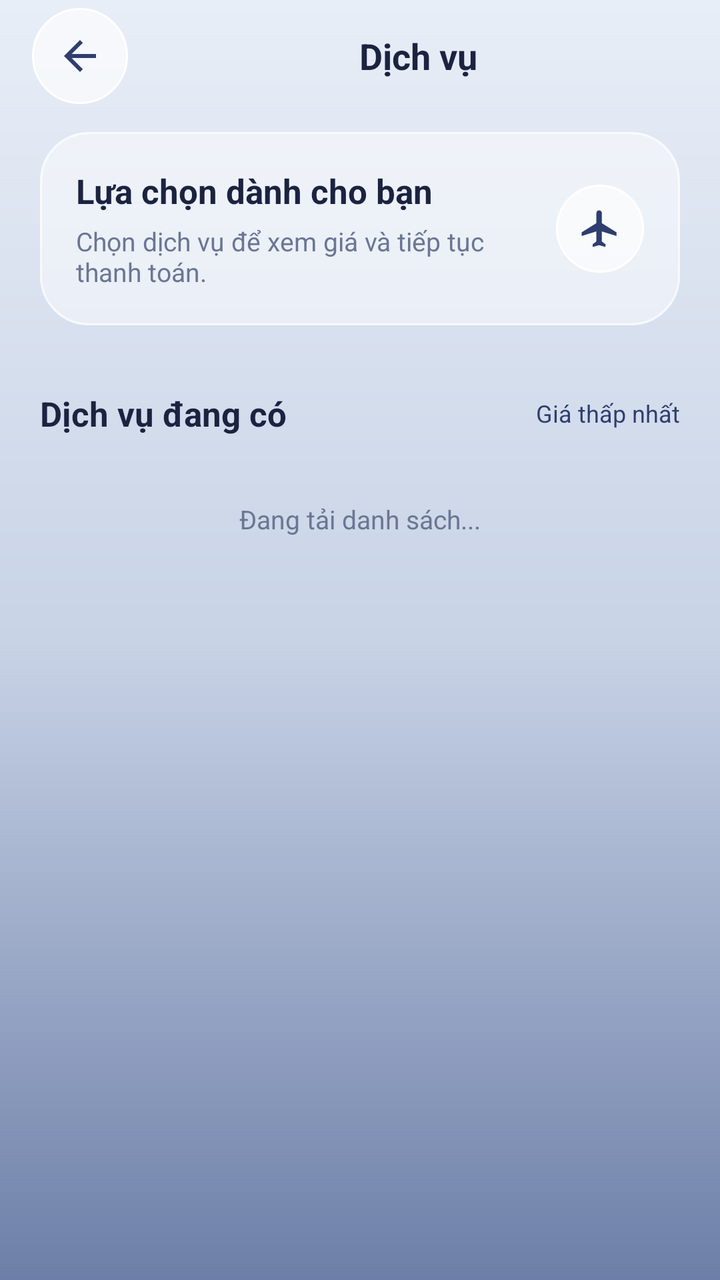
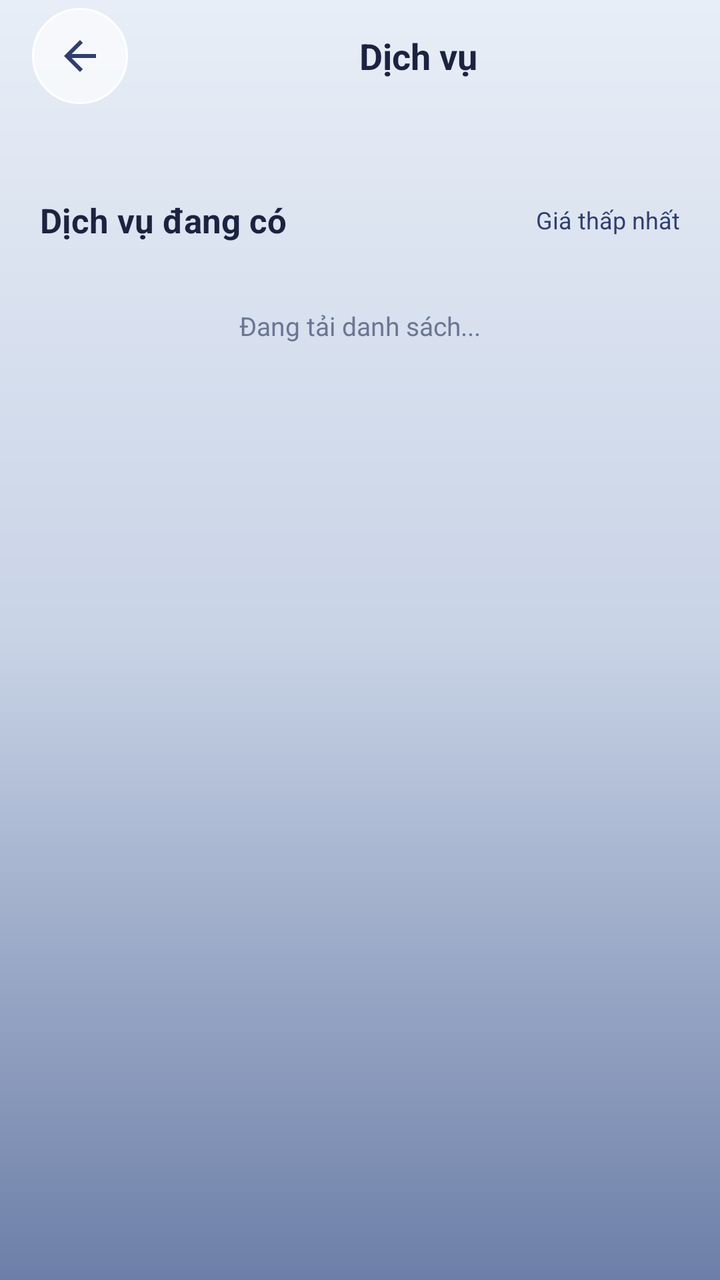

An Android layout rendered at two revisions. The XML below is the earlier revision; the diff shows what the commit changed to produce the second picture.
<!-- AndroidManifest.xml: application theme Theme.Final_term -->
<!-- res/layout/fragment_utility_catalog.xml -->
<?xml version="1.0" encoding="utf-8"?>
<LinearLayout xmlns:android="http://schemas.android.com/apk/res/android"
    xmlns:app="http://schemas.android.com/apk/res-auto"
    android:layout_width="match_parent"
    android:layout_height="match_parent"
    android:background="@drawable/background_gradient"
    android:orientation="vertical">

    <LinearLayout
        android:layout_width="match_parent"
        android:layout_height="56dp"
        android:gravity="center_vertical"
        android:orientation="horizontal"
        android:paddingHorizontal="16dp">

        <ImageButton
            android:id="@+id/back_button"
            android:layout_width="48dp"
            android:layout_height="48dp"
            android:background="@drawable/circle_action_button"
            android:contentDescription="Quay lại"
            android:padding="11dp"
            android:src="@drawable/ic_arrow_back"
            app:tint="@color/navy" />

        <TextView
            android:id="@+id/header_title"
            android:layout_width="0dp"
            android:layout_height="wrap_content"
            android:layout_marginStart="10dp"
            android:layout_weight="1"
            android:gravity="center"
            android:text="Dịch vụ"
            android:textColor="@color/ink"
            android:textSize="18sp"
            android:textStyle="bold" />

        <TextView
            android:id="@+id/my_bookings_button"
            android:layout_width="wrap_content"
            android:layout_height="36dp"
            android:background="@drawable/glass_pill_button"
            android:gravity="center"
            android:paddingHorizontal="12dp"
            android:text="Vé của tôi"
            android:textColor="@color/navy"
            android:textSize="12sp"
            android:textStyle="bold"
            android:visibility="gone" />
    </LinearLayout>

    <ScrollView
        android:id="@+id/scroll_content"
        android:layout_width="match_parent"
        android:layout_height="0dp"
        android:layout_weight="1"
        android:clipToPadding="false"
        android:fillViewport="true"
        android:paddingHorizontal="20dp"
        android:paddingTop="10dp"
        android:paddingBottom="112dp">

        <LinearLayout
            android:layout_width="match_parent"
            android:layout_height="wrap_content"
            android:orientation="vertical">

            <LinearLayout
                android:id="@+id/catalog_intro_card"
                android:layout_width="match_parent"
                android:layout_height="wrap_content"
                android:background="@drawable/glass_panel_card"
                android:gravity="center_vertical"
                android:orientation="horizontal"
                android:padding="18dp">

                <LinearLayout
                    android:layout_width="0dp"
                    android:layout_height="wrap_content"
                    android:layout_weight="1"
                    android:orientation="vertical">

                    <TextView
                        android:id="@+id/catalog_intro_title"
                        android:layout_width="match_parent"
                        android:layout_height="wrap_content"
                        android:text="Lựa chọn dành cho bạn"
                        android:textColor="@color/ink"
                        android:textSize="17sp"
                        android:textStyle="bold" />

                    <TextView
                        android:id="@+id/catalog_intro_subtitle"
                        android:layout_width="match_parent"
                        android:layout_height="wrap_content"
                        android:layout_marginTop="5dp"
                        android:text="Chọn dịch vụ để xem giá và tiếp tục thanh toán."
                        android:textColor="@color/ink_muted"
                        android:textSize="13sp" />
                </LinearLayout>

                <ImageView
                    android:id="@+id/catalog_icon"
                    android:layout_width="44dp"
                    android:layout_height="44dp"
                    android:background="@drawable/circle_action_button"
                    android:contentDescription=""
                    android:padding="11dp"
                    android:src="@drawable/ic_flight"
                    app:tint="@color/navy" />
            </LinearLayout>

            <LinearLayout
                android:id="@+id/flight_search_panel"
                android:layout_width="match_parent"
                android:layout_height="wrap_content"
                android:layout_marginTop="14dp"
                android:background="@drawable/glass_panel_card"
                android:orientation="vertical"
                android:padding="16dp"
                android:visibility="gone">

                <TextView
                    android:layout_width="wrap_content"
                    android:layout_height="wrap_content"
                    android:background="@drawable/navy_button_pill"
                    android:paddingHorizontal="12dp"
                    android:paddingVertical="7dp"
                    android:text="Một chiều"
                    android:textColor="@color/white"
                    android:textSize="12sp"
                    android:textStyle="bold" />

                <LinearLayout
                    android:layout_width="match_parent"
                    android:layout_height="wrap_content"
                    android:layout_marginTop="12dp"
                    android:gravity="center_vertical"
                    android:orientation="horizontal">

                    <LinearLayout
                        android:layout_width="0dp"
                        android:layout_height="wrap_content"
                        android:layout_weight="1"
                        android:background="@drawable/input_glass_field"
                        android:orientation="vertical"
                        android:padding="12dp">
                        <TextView android:layout_width="wrap_content" android:layout_height="wrap_content"
                            android:text="Điểm đi" android:textColor="@color/ink_muted" android:textSize="11sp" />
                        <TextView android:id="@+id/flight_origin_city" android:layout_width="match_parent"
                            android:layout_height="wrap_content" android:layout_marginTop="3dp"
                            android:text="TP. Hồ Chí Minh" android:textColor="@color/ink" android:textSize="13sp"
                            android:textStyle="bold" />
                        <TextView android:id="@+id/flight_origin_code" android:layout_width="wrap_content"
                            android:layout_height="wrap_content" android:layout_marginTop="2dp"
                            android:text="SGN" android:textColor="@color/navy" android:textSize="19sp"
                            android:textStyle="bold" />
                    </LinearLayout>

                    <ImageButton
                        android:id="@+id/route_swap_button"
                        android:layout_width="48dp"
                        android:layout_height="48dp"
                        android:background="@drawable/circle_action_button"
                        android:contentDescription="Đổi hướng chuyến bay"
                        android:padding="13dp"
                        android:src="@drawable/ic_swap_horizontal"
                        app:tint="@color/navy" />

                    <LinearLayout
                        android:layout_width="0dp"
                        android:layout_height="wrap_content"
                        android:layout_weight="1"
                        android:background="@drawable/input_glass_field"
                        android:gravity="end"
                        android:orientation="vertical"
                        android:padding="12dp">
                        <TextView android:layout_width="wrap_content" android:layout_height="wrap_content"
                            android:text="Điểm đến" android:textColor="@color/ink_muted" android:textSize="11sp" />
                        <TextView android:id="@+id/flight_destination_city" android:layout_width="match_parent"
                            android:layout_height="wrap_content" android:layout_marginTop="3dp"
                            android:gravity="end" android:text="Hà Nội" android:textColor="@color/ink"
                            android:textSize="13sp" android:textStyle="bold" />
                        <TextView android:id="@+id/flight_destination_code" android:layout_width="wrap_content"
                            android:layout_height="wrap_content" android:layout_marginTop="2dp"
                            android:text="HAN" android:textColor="@color/navy" android:textSize="19sp"
                            android:textStyle="bold" />
                    </LinearLayout>
                </LinearLayout>

                <LinearLayout
                    android:layout_width="match_parent"
                    android:layout_height="wrap_content"
                    android:layout_marginTop="10dp"
                    android:orientation="horizontal">
                    <TextView android:layout_width="0dp" android:layout_height="wrap_content" android:layout_weight="1"
                        android:background="@drawable/glass_pill_button" android:gravity="center" android:padding="8dp"
                        android:text="Ngày bay\nLinh hoạt" android:textColor="@color/ink_muted" android:textSize="11sp" />
                    <TextView android:layout_width="0dp" android:layout_height="wrap_content" android:layout_weight="1"
                        android:layout_marginStart="6dp" android:background="@drawable/glass_pill_button"
                        android:gravity="center" android:padding="8dp" android:text="Hành khách\n1 người lớn"
                        android:textColor="@color/ink_muted" android:textSize="11sp" />
                    <TextView android:layout_width="0dp" android:layout_height="wrap_content" android:layout_weight="1"
                        android:layout_marginStart="6dp" android:background="@drawable/glass_pill_button"
                        android:gravity="center" android:padding="8dp" android:text="Hạng ghế\nPhổ thông"
                        android:textColor="@color/ink_muted" android:textSize="11sp" />
                </LinearLayout>

                <TextView
                    android:layout_width="match_parent"
                    android:layout_height="wrap_content"
                    android:layout_marginTop="8dp"
                    android:text="Hành khách và hạng ghế là thông tin minh họa."
                    android:textColor="@color/ink_muted"
                    android:textSize="12sp" />

                <com.google.android.material.button.MaterialButton
                    android:id="@+id/search_flights_button"
                    android:layout_width="match_parent"
                    android:layout_height="48dp"
                    android:layout_marginTop="12dp"
                    android:backgroundTint="@color/navy"
                    android:text="Tìm chuyến bay"
                    android:textColor="@color/white"
                    app:cornerRadius="18dp" />
            </LinearLayout>

            <LinearLayout
                android:id="@+id/flight_results_header"
                android:layout_width="match_parent"
                android:layout_height="wrap_content"
                android:layout_marginTop="20dp"
                android:gravity="center_vertical"
                android:orientation="horizontal">

                <TextView
                    android:id="@+id/catalog_section_title"
                    android:layout_width="0dp"
                    android:layout_height="wrap_content"
                    android:layout_weight="1"
                    android:text="Dịch vụ đang có"
                    android:textColor="@color/ink"
                    android:textSize="17sp"
                    android:textStyle="bold" />

                <TextView
                    android:id="@+id/catalog_count"
                    android:layout_width="wrap_content"
                    android:layout_height="wrap_content"
                    android:textColor="@color/ink_muted"
                    android:textSize="12sp" />

                <TextView
                    android:id="@+id/filter_button"
                    android:layout_width="wrap_content"
                    android:layout_height="48dp"
                    android:gravity="center_vertical"
                    android:paddingStart="12dp"
                    android:text="Giá thấp nhất"
                    android:textColor="@color/navy"
                    android:textSize="12sp" />
            </LinearLayout>

            <TextView
                android:id="@+id/status_text"
                android:layout_width="match_parent"
                android:layout_height="wrap_content"
                android:layout_marginTop="8dp"
                android:gravity="center"
                android:padding="12dp"
                android:text="Đang tải danh sách..."
                android:textColor="@color/ink_muted"
                android:textSize="13sp" />

            <LinearLayout
                android:id="@+id/product_list"
                android:layout_width="match_parent"
                android:layout_height="wrap_content"
                android:layout_marginTop="4dp"
                android:orientation="vertical" />

            <View android:layout_width="match_parent" android:layout_height="24dp" />
        </LinearLayout>
    </ScrollView>

    <LinearLayout
        android:id="@+id/movie_bottom_bar"
        android:layout_width="match_parent"
        android:layout_height="wrap_content"
        android:layout_marginHorizontal="20dp"
        android:layout_marginBottom="96dp"
        android:background="@drawable/glass_panel_card"
        android:gravity="center_vertical"
        android:orientation="horizontal"
        android:paddingHorizontal="16dp"
        android:paddingVertical="12dp"
        android:visibility="gone">

        <LinearLayout
            android:layout_width="0dp"
            android:layout_height="wrap_content"
            android:layout_weight="1"
            android:orientation="vertical">

            <TextView
                android:id="@+id/movie_bar_summary"
                android:layout_width="wrap_content"
                android:layout_height="wrap_content"
                android:text="0 vé"
                android:textColor="@color/ink_muted"
                android:textSize="12sp" />

            <TextView
                android:id="@+id/movie_bar_total"
                android:layout_width="wrap_content"
                android:layout_height="wrap_content"
                android:layout_marginTop="2dp"
                android:text="0 ₫"
                android:textColor="@color/navy"
                android:textSize="17sp"
                android:textStyle="bold" />
        </LinearLayout>

        <com.google.android.material.button.MaterialButton
            android:id="@+id/movie_bar_button"
            android:layout_width="wrap_content"
            android:layout_height="44dp"
            android:backgroundTint="@color/navy"
            android:text="Đặt vé"
            android:textColor="@color/white"
            android:textSize="13sp"
            app:cornerRadius="22dp" />
    </LinearLayout>
</LinearLayout>
<!-- resources referenced by this layout -->
<resources>
  <color name="ink">#FF1B2340</color>
  <color name="ink_muted">#FF6B7694</color>
  <color name="navy">#FF2F3E6E</color>
  <color name="white">#FFFFFFFF</color>
  <!-- drawable background_gradient (drawable) -->
  <?xml version="1.0" encoding="utf-8"?>
  <shape xmlns:android="http://schemas.android.com/apk/res/android">
      <gradient
          android:angle="270"
          android:startColor="#FFE8EEF7"
          android:centerColor="#FFC8D3E6"
          android:endColor="#FF6D7FA8"
          android:type="linear" />
  </shape>
  <!-- drawable circle_action_button (drawable) -->
  <?xml version="1.0" encoding="utf-8"?>
  <ripple xmlns:android="http://schemas.android.com/apk/res/android"
      android:color="@color/glass_card_pressed">
      <item>
          <shape android:shape="oval">
              <solid android:color="@color/glass_circle_btn" />
              <stroke
                  android:width="1dp"
                  android:color="@color/white" />
          </shape>
      </item>
  </ripple>
  <!-- drawable ic_arrow_back (drawable) -->
  <vector xmlns:android="http://schemas.android.com/apk/res/android"
      android:width="24dp"
      android:height="24dp"
      android:viewportWidth="24"
      android:viewportHeight="24">
      <path
          android:fillColor="@color/ink"
          android:pathData="M20,11H7.83l5.59,-5.59L12,4l-8,8 8,8 1.41,-1.41L7.83,13H20v-2z" />
  </vector>
  <!-- drawable ic_flight (drawable) -->
  <vector xmlns:android="http://schemas.android.com/apk/res/android"
      android:width="24dp"
      android:height="24dp"
      android:viewportWidth="24"
      android:viewportHeight="24">
      <path
          android:fillColor="@color/navy"
          android:pathData="M21,16v-2l-8,-5V3.5c0,-0.83 -0.67,-1.5 -1.5,-1.5S10,2.67 10,3.5V9l-8,5v2l8,-2.5V19l-2,1.5V22l3.5,-1 3.5,1v-1.5L13,19v-5.5l8,2.5z" />
  </vector>
  <!-- drawable ic_swap_horizontal (drawable) -->
  <vector xmlns:android="http://schemas.android.com/apk/res/android"
      android:width="24dp"
      android:height="24dp"
      android:viewportWidth="24"
      android:viewportHeight="24">
      <path
          android:fillColor="#FF1B2340"
          android:pathData="M16,17v-3l4,4 -4,4v-3H4v-2h12zM8,7v3L4,6l4,-4v3h12v2H8z" />
  </vector>
  <!-- drawable navy_button_pill (drawable) -->
  <?xml version="1.0" encoding="utf-8"?>
  <ripple xmlns:android="http://schemas.android.com/apk/res/android"
      android:color="@color/navy_deep">
      <item>
          <shape android:shape="rectangle">
              <corners android:radius="20dp" />
              <solid android:color="@color/navy" />
          </shape>
      </item>
  </ripple>
  <style name="Theme.Final_term" parent="Base.Theme.Final_term" />
  <color name="glass_card_pressed">#8AFFFFFF</color>
  <color name="glass_circle_btn">#A6FFFFFF</color>
  <color name="glass_card">#73FFFFFF</color>
  <color name="glass_border">#BFFFFFFF</color>
  <color name="glass_pill">#80FFFFFF</color>
  <color name="navy_deep">#FF222E55</color>
  <color name="slate_blue">#FF5A6C99</color>
  <color name="bg_mist">#FFF4F6FA</color>
  <color name="bg_slate_soft">#FFB9C4DC</color>
  <color name="danger">#FFD8475F</color>
  <color name="ink_faint">#FF9AA4BC</color>
  <style name="NimbusSpinnerStyle" parent="Widget.AppCompat.Spinner">
          <item name="android:popupBackground">@drawable/bg_nimbus_dropdown_popup</item>
          <item name="android:dropDownVerticalOffset">6dp</item>
      </style>
  <color name="bg_slate">#FF8D9CC0</color>
  <!-- drawable bg_nimbus_dropdown_popup (drawable) -->
  <?xml version="1.0" encoding="utf-8"?>
  <shape xmlns:android="http://schemas.android.com/apk/res/android"
      android:shape="rectangle">
      <solid android:color="@color/glass_sheet" />
      <corners android:radius="18dp" />
      <stroke
          android:width="1dp"
          android:color="@color/glass_border" />
  </shape>
  <color name="glass_sheet">#F2FFFFFF</color>
  <!-- unchanged entries left out for length: 6 -->
</resources>

<!-- the commit's change to res/layout/fragment_utility_catalog.xml (unified diff, before → after) -->
@@ -66,51 +66,6 @@
             android:orientation="vertical">
 
             <LinearLayout
-                android:id="@+id/catalog_intro_card"
-                android:layout_width="match_parent"
-                android:layout_height="wrap_content"
-                android:background="@drawable/glass_panel_card"
-                android:gravity="center_vertical"
-                android:orientation="horizontal"
-                android:padding="18dp">
-
-                <LinearLayout
-                    android:layout_width="0dp"
-                    android:layout_height="wrap_content"
-                    android:layout_weight="1"
-                    android:orientation="vertical">
-
-                    <TextView
-                        android:id="@+id/catalog_intro_title"
-                        android:layout_width="match_parent"
-                        android:layout_height="wrap_content"
-                        android:text="Lựa chọn dành cho bạn"
-                        android:textColor="@color/ink"
-                        android:textSize="17sp"
-                        android:textStyle="bold" />
-
-                    <TextView
-                        android:id="@+id/catalog_intro_subtitle"
-                        android:layout_width="match_parent"
-                        android:layout_height="wrap_content"
-                        android:layout_marginTop="5dp"
-                        android:text="Chọn dịch vụ để xem giá và tiếp tục thanh toán."
-                        android:textColor="@color/ink_muted"
-                        android:textSize="13sp" />
-                </LinearLayout>
-
-                <ImageView
-                    android:id="@+id/catalog_icon"
-                    android:layout_width="44dp"
-                    android:layout_height="44dp"
-                    android:background="@drawable/circle_action_button"
-                    android:contentDescription=""
-                    android:padding="11dp"
-                    android:src="@drawable/ic_flight"
-                    app:tint="@color/navy" />
-            </LinearLayout>
-
-            <LinearLayout
                 android:id="@+id/flight_search_panel"
                 android:layout_width="match_parent"
                 android:layout_height="wrap_content"
@@ -120,21 +75,9 @@
                 android:padding="16dp"
                 android:visibility="gone">
 
-                <TextView
-                    android:layout_width="wrap_content"
-                    android:layout_height="wrap_content"
-                    android:background="@drawable/navy_button_pill"
-                    android:paddingHorizontal="12dp"
-                    android:paddingVertical="7dp"
-                    android:text="Một chiều"
-                    android:textColor="@color/white"
-                    android:textSize="12sp"
-                    android:textStyle="bold" />
-
                 <LinearLayout
                     android:layout_width="match_parent"
                     android:layout_height="wrap_content"
-                    android:layout_marginTop="12dp"
                     android:gravity="center_vertical"
                     android:orientation="horizontal">
 
@@ -188,32 +131,6 @@
                     </LinearLayout>
                 </LinearLayout>
 
-                <LinearLayout
-                    android:layout_width="match_parent"
-                    android:layout_height="wrap_content"
-                    android:layout_marginTop="10dp"
-                    android:orientation="horizontal">
-                    <TextView android:layout_width="0dp" android:layout_height="wrap_content" android:layout_weight="1"
-                        android:background="@drawable/glass_pill_button" android:gravity="center" android:padding="8dp"
-                        android:text="Ngày bay\nLinh hoạt" android:textColor="@color/ink_muted" android:textSize="11sp" />
-                    <TextView android:layout_width="0dp" android:layout_height="wrap_content" android:layout_weight="1"
-                        android:layout_marginStart="6dp" android:background="@drawable/glass_pill_button"
-                        android:gravity="center" android:padding="8dp" android:text="Hành khách\n1 người lớn"
-                        android:textColor="@color/ink_muted" android:textSize="11sp" />
-                    <TextView android:layout_width="0dp" android:layout_height="wrap_content" android:layout_weight="1"
-                        android:layout_marginStart="6dp" android:background="@drawable/glass_pill_button"
-                        android:gravity="center" android:padding="8dp" android:text="Hạng ghế\nPhổ thông"
-                        android:textColor="@color/ink_muted" android:textSize="11sp" />
-                </LinearLayout>
-
-                <TextView
-                    android:layout_width="match_parent"
-                    android:layout_height="wrap_content"
-                    android:layout_marginTop="8dp"
-                    android:text="Hành khách và hạng ghế là thông tin minh họa."
-                    android:textColor="@color/ink_muted"
-                    android:textSize="12sp" />
-
                 <com.google.android.material.button.MaterialButton
                     android:id="@+id/search_flights_button"
                     android:layout_width="match_parent"
<!-- resource entries referenced after the edit -->
@@ -37,16 +37,6 @@
           android:fillColor="@color/ink"
           android:pathData="M20,11H7.83l5.59,-5.59L12,4l-8,8 8,8 1.41,-1.41L7.83,13H20v-2z" />
   </vector>
-  <!-- drawable ic_flight (drawable) -->
-  <vector xmlns:android="http://schemas.android.com/apk/res/android"
-      android:width="24dp"
-      android:height="24dp"
-      android:viewportWidth="24"
-      android:viewportHeight="24">
-      <path
-          android:fillColor="@color/navy"
-          android:pathData="M21,16v-2l-8,-5V3.5c0,-0.83 -0.67,-1.5 -1.5,-1.5S10,2.67 10,3.5V9l-8,5v2l8,-2.5V19l-2,1.5V22l3.5,-1 3.5,1v-1.5L13,19v-5.5l8,2.5z" />
-  </vector>
   <!-- drawable ic_swap_horizontal (drawable) -->
   <vector xmlns:android="http://schemas.android.com/apk/res/android"
       android:width="24dp"
@@ -57,24 +47,12 @@
           android:fillColor="#FF1B2340"
           android:pathData="M16,17v-3l4,4 -4,4v-3H4v-2h12zM8,7v3L4,6l4,-4v3h12v2H8z" />
   </vector>
-  <!-- drawable navy_button_pill (drawable) -->
-  <?xml version="1.0" encoding="utf-8"?>
-  <ripple xmlns:android="http://schemas.android.com/apk/res/android"
-      android:color="@color/navy_deep">
-      <item>
-          <shape android:shape="rectangle">
-              <corners android:radius="20dp" />
-              <solid android:color="@color/navy" />
-          </shape>
-      </item>
-  </ripple>
   <style name="Theme.Final_term" parent="Base.Theme.Final_term" />
   <color name="glass_card_pressed">#8AFFFFFF</color>
   <color name="glass_circle_btn">#A6FFFFFF</color>
   <color name="glass_card">#73FFFFFF</color>
   <color name="glass_border">#BFFFFFFF</color>
   <color name="glass_pill">#80FFFFFF</color>
-  <color name="navy_deep">#FF222E55</color>
   <color name="slate_blue">#FF5A6C99</color>
   <color name="bg_mist">#FFF4F6FA</color>
   <color name="bg_slate_soft">#FFB9C4DC</color>
